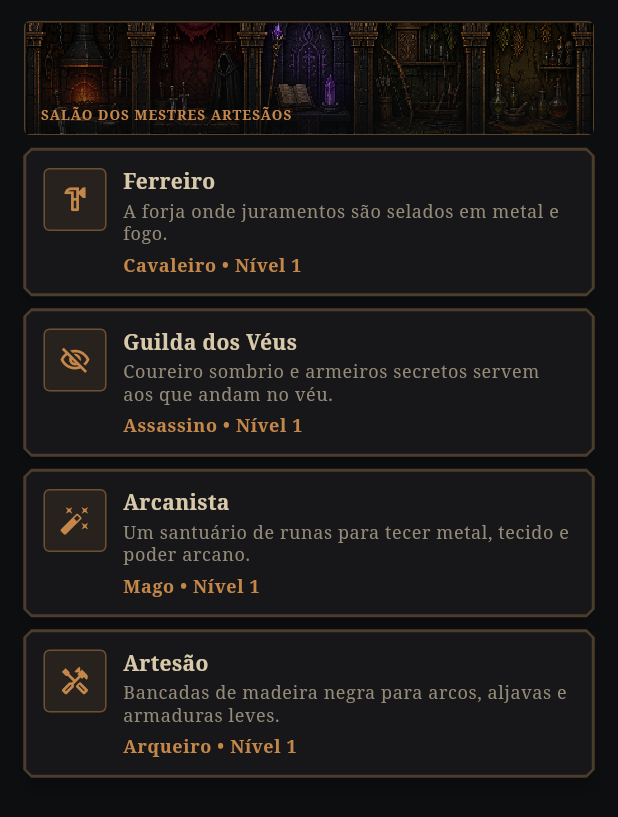
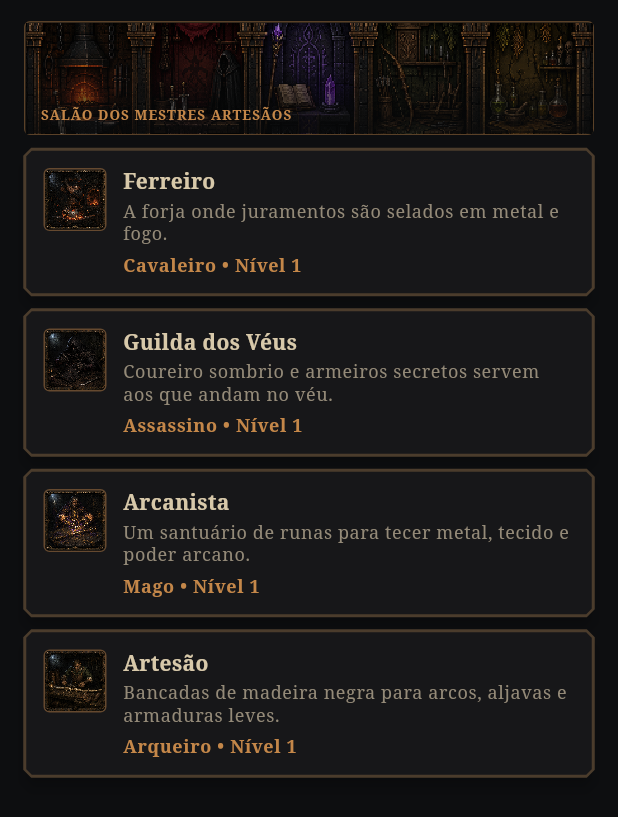
Before and after one commit to LKs2Mm/realm_idle_game, a Flutter app: the _WorkshopsTab widget shown alone on an empty page, opened directly with empty values, on a phone screen of 412 x 824 dp. Shown: the top 817 px of the screen. Run offline on Flutter 3.47's test engine with Material 3 defaults, Android fonts, the phone set to English and light mode, and no system bars; our stand-ins replace shared_preferences; accounts and stored records are empty.

Commit message:
Add workshop portraits (Lote 3) to items screen
Replaces generic Material icons for workshop cards with painted
portraits and adds a scene banner to the Alchemy tab header, matching
the style used for enemy and class art.

Co-Authored-By: Claude Sonnet 5 <noreply@anthropic.com>

```diff
--- a/lib/core/theme/medieval_assets.dart
+++ b/lib/core/theme/medieval_assets.dart
@@ -12,6 +12,8 @@ abstract final class MedievalAssets {
   static const String classArmory = 'assets/images/medieval/class-armory.png';
   static const String workshopHall = 'assets/images/medieval/workshop-hall.png';
   static const String worldMap = 'assets/images/medieval/world-map.png';
+  static const String alchemyLab =
+      'assets/images/medieval/gathering/oficinas/alchemy_lab.png';
 
   static String? forSkill(String skillId) => switch (skillId) {
     'mining' => mining,
@@ -31,6 +33,9 @@ abstract final class MedievalAssets {
 
   static String classAsset(String heroClassSaveKey) =>
       'assets/images/medieval/gathering/classes/$heroClassSaveKey.png';
+
+  static String workshopAsset(String workshopSaveKey) =>
+      'assets/images/medieval/gathering/oficinas/$workshopSaveKey.png';
 }
 
 class MedievalEmblem extends StatelessWidget {
--- a/lib/screens/items_screen.dart
+++ b/lib/screens/items_screen.dart
@@ -1020,10 +1020,20 @@ class _WorkshopsTab extends StatelessWidget {
             child: Row(
               crossAxisAlignment: CrossAxisAlignment.start,
               children: [
-                _ItemSeal(
-                  icon: _workshopIcon(workshop),
-                  color: AppTheme.smithingOrange,
-                  size: 42,
+                Container(
+                  width: 42,
+                  height: 42,
+                  decoration: BoxDecoration(
+                    borderRadius: BorderRadius.circular(4),
+                    border: Border.all(
+                      color: AppTheme.smithingOrange.withValues(alpha: 0.45),
+                    ),
+                  ),
+                  child: MedievalEmblem(
+                    assetPath: MedievalAssets.workshopAsset(workshop.saveKey),
+                    size: 42,
+                    semanticLabel: workshop.displayName,
+                  ),
                 ),
                 const SizedBox(width: 11),
                 Expanded(
@@ -1098,6 +1108,13 @@ class _AlchemyTab extends StatelessWidget {
       key: const PageStorageKey<String>('items-alchemy-scroll'),
       padding: const EdgeInsets.fromLTRB(16, 14, 16, 32),
       children: [
+        const _MedievalSceneBanner(
+          key: ValueKey<String>('items-alchemy-banner'),
+          assetPath: MedievalAssets.alchemyLab,
+          label: 'LABORATÓRIO DE ALQUIMIA',
+          color: AppTheme.miningGreenLight,
+        ),
+        const SizedBox(height: 14),
         _ActiveBuffsPanel(buffs: buffs, potionById: potionById, builtAt: now),
         const SizedBox(height: 14),
         Text(
@@ -2085,10 +2102,3 @@ IconData _slotIcon(EquipmentSlot slot) => switch (slot) {
   EquipmentSlot.weapon => Icons.gavel_outlined,
   EquipmentSlot.offhand => Icons.shield_outlined,
 };
-
-IconData _workshopIcon(EquipmentWorkshop workshop) => switch (workshop) {
-  EquipmentWorkshop.blacksmith => Icons.hardware_outlined,
-  EquipmentWorkshop.veilGuild => Icons.visibility_off_outlined,
-  EquipmentWorkshop.arcanist => Icons.auto_fix_high,
-  EquipmentWorkshop.artisan => Icons.handyman_outlined,
-};
--- a/pubspec.yaml
+++ b/pubspec.yaml
@@ -27,3 +27,4 @@ flutter:
     - assets/images/medieval/gathering/ferramentas/
     - assets/images/medieval/gathering/criaturas/
     - assets/images/medieval/gathering/classes/
+    - assets/images/medieval/gathering/oficinas/
```
Also changed, not shown: assets/images/medieval/gathering/oficinas/alchemy_lab.png (added), assets/images/medieval/gathering/oficinas/arcanist.png (added), assets/images/medieval/gathering/oficinas/artisan.png (added), assets/images/medieval/gathering/oficinas/blacksmith.png (added), assets/images/medieval/gathering/oficinas/veil_guild.png (added), 1 other file.
